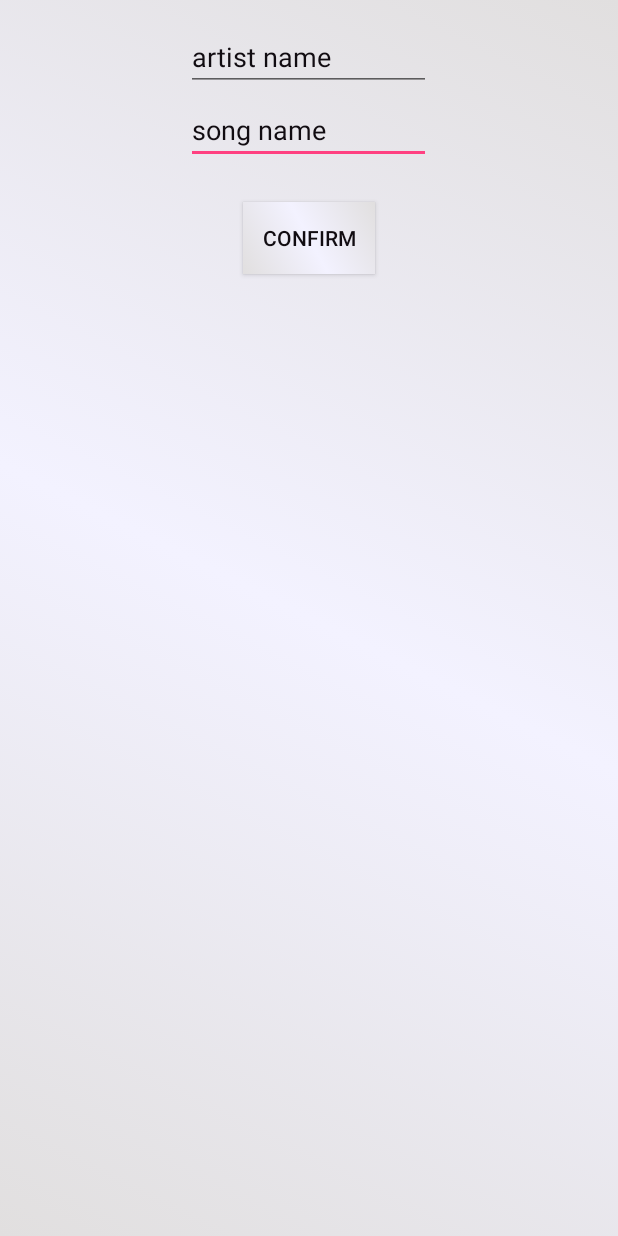
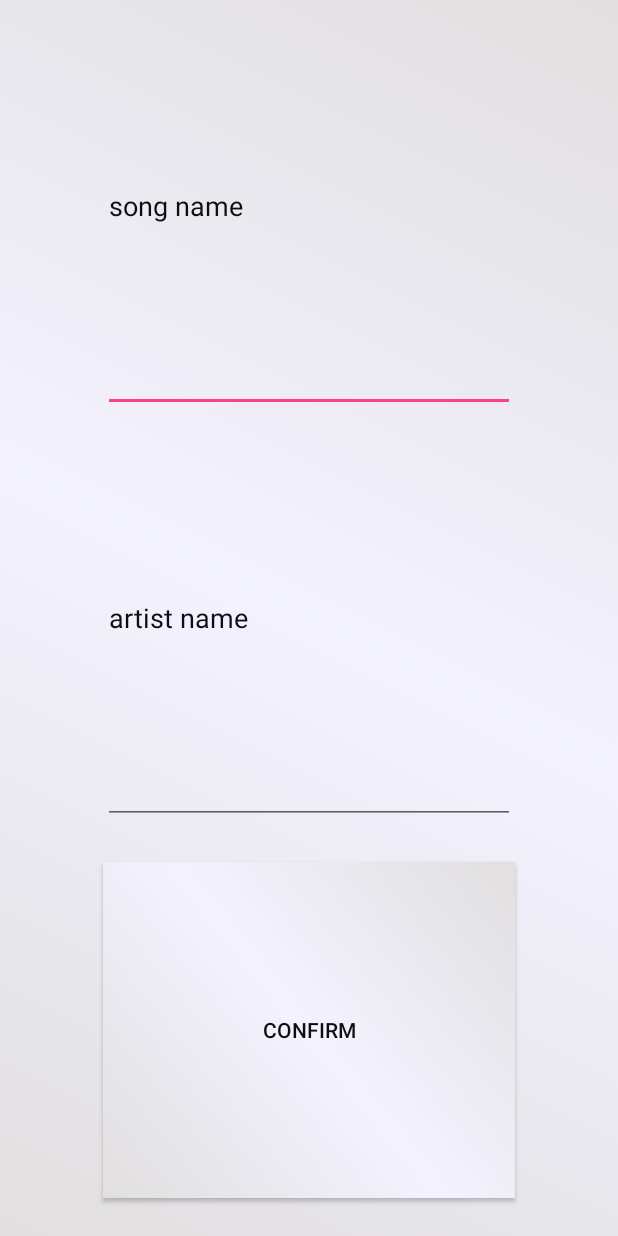
Before and after one commit to jinesh1077/Musicon, an Android app: the layout activity_tag.xml on its own in the app's theme, with its tools: preview values and no code run, on a phone screen of 412 x 824 dp. Run offline under Robolectric (Android 15) with nearby library versions, the phone set to English and light mode, and no system bars.

Commit message:
commit on March 29th

```diff
--- a/app/src/main/java/com/jin10/musicon/LyricsActivity.java
+++ b/app/src/main/java/com/jin10/musicon/LyricsActivity.java
@@ -94,7 +94,7 @@ public class LyricsActivity extends AppCompatActivity {
         //Toast.makeText(this, s+"", Toast.LENGTH_SHORT).show();
 
         if(s.equals(url)){
-            Toast.makeText(this, "Lyrics Not Found", Toast.LENGTH_SHORT).show();
+            Toast.makeText(this, "Write Propare Tag For Song", Toast.LENGTH_SHORT).show();
         }
         else{
             //Toast.makeText(this, "Display", Toast.LENGTH_SHORT).show();
--- a/app/src/main/java/com/jin10/musicon/Song.java
+++ b/app/src/main/java/com/jin10/musicon/Song.java
@@ -1,7 +1,9 @@
 package com.jin10.musicon;
 
 
-public class Song {
+import java.io.Serializable;
+
+public class Song implements Serializable {
 
     private int _id;
     private String _title;
--- /dev/null
+++ b/app/src/main/res/drawable/button_detail.xml
@@ -0,0 +1,6 @@
+<?xml version="1.0" encoding="utf-8"?>
+<selector xmlns:android="http://schemas.android.com/apk/res/android">
+    <item android:drawable="@color/pureWhite" android:state_selected="true"></item>
+    <item android:drawable="@color/pureWhite" android:state_pressed="true"></item>
+    <item android:drawable="@android:color/transparent"></item>
+</selector>
--- a/app/src/main/res/layout/activity_tag.xml
+++ b/app/src/main/res/layout/activity_tag.xml
@@ -1,45 +1,78 @@
 <?xml version="1.0" encoding="utf-8"?>
-<RelativeLayout xmlns:android="http://schemas.android.com/apk/res/android"
-    xmlns:app="http://schemas.android.com/apk/res-auto"
+<LinearLayout xmlns:android="http://schemas.android.com/apk/res/android"
     xmlns:tools="http://schemas.android.com/tools"
     android:layout_width="match_parent"
     android:layout_height="match_parent"
+    android:orientation="vertical"
     android:background="@drawable/main_background"
-
+    android:weightSum="3"
     tools:context="com.jin10.musicon.TagActivity">
 
-
+    <LinearLayout
+        android:layout_width="match_parent"
+        android:layout_height="0dp"
+        android:orientation="horizontal"
+        android:weightSum="3"
+        android:gravity="center"
+        android:layout_weight="1"
+        >
     <EditText
         android:id="@+id/tagSong"
-        android:layout_width="163dp"
-        android:layout_height="45dp"
+        android:layout_width="0dp"
+        android:layout_height="match_parent"
+
+        android:layout_weight="2"
         android:layout_alignParentTop="true"
         android:layout_centerHorizontal="true"
-        android:layout_marginTop="64dp"
+
         android:textColor="@color/ghostWhite"
         android:textColorHint="@color/ghostWhite"
         android:hint="song name" />
+    </LinearLayout>
 
+    <LinearLayout
+        android:layout_width="match_parent"
+        android:layout_height="0dp"
+        android:orientation="horizontal"
+        android:weightSum="3"
+        android:gravity="center"
+        android:layout_weight="1"
+        >
     <EditText
         android:id="@+id/tagArtist"
-        android:layout_width="163dp"
-        android:layout_height="45dp"
-        android:layout_marginTop="15dp"
+        android:layout_width="0dp"
+        android:layout_height="match_parent"
+        android:layout_weight="2"
+
         android:layout_alignStart="@+id/tagSong"
         android:textColor="@color/ghostWhite"
         android:textColorHint="@color/ghostWhite"
         android:hint="artist name" />
+    </LinearLayout>
 
+    <LinearLayout
+        android:layout_width="match_parent"
+        android:layout_height="0dp"
+        android:orientation="horizontal"
+        android:weightSum="3"
+        android:gravity="center"
+        android:layout_weight="1"
+        >
     <Button
         android:id="@+id/tagButton"
-        android:layout_width="wrap_content"
-        android:layout_height="wrap_content"
+        android:layout_width="0dp"
+        android:layout_height="match_parent"
+        android:layout_weight="2"
+
         android:background="@drawable/main_background"
         android:layout_below="@+id/tagSong"
         android:layout_centerHorizontal="true"
         android:layout_marginTop="25dp"
+        android:layout_marginBottom="25dp"
         android:textColor="@color/ghostWhite"
         android:text="Confirm" />
+    </LinearLayout>
 
 
-</RelativeLayout>
+
+</LinearLayout>
--- a/app/src/main/res/values/colors.xml
+++ b/app/src/main/res/values/colors.xml
@@ -6,4 +6,5 @@
     <color name="metBlack">#110c11</color>
     <color name="ghostWhite">#110c11</color>
     <color name="secondWhite">#C2DFFF</color>
+    <color name="pureWhite">#FFFFFF</color>
 </resources>
```
Also changed, not shown: app/src/main/java/com/jin10/musicon/MainActivity.java (+13 -8 lines), app/src/main/java/com/jin10/musicon/SongListActivity.java (+12 -5 lines), app/src/main/res/layout/activity_main.xml (+19 -10 lines), app/src/main/res/layout/content_main.xml (+24 -11 lines).
